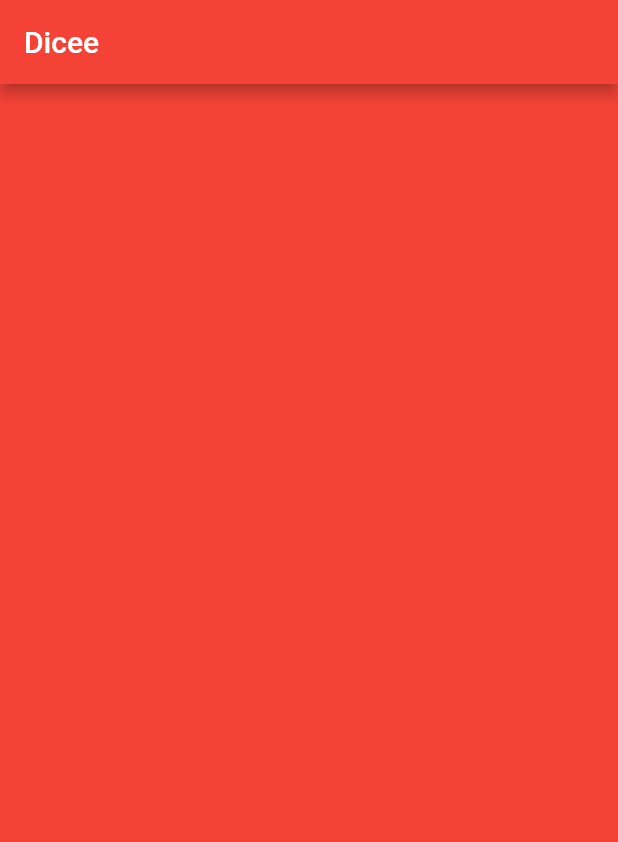
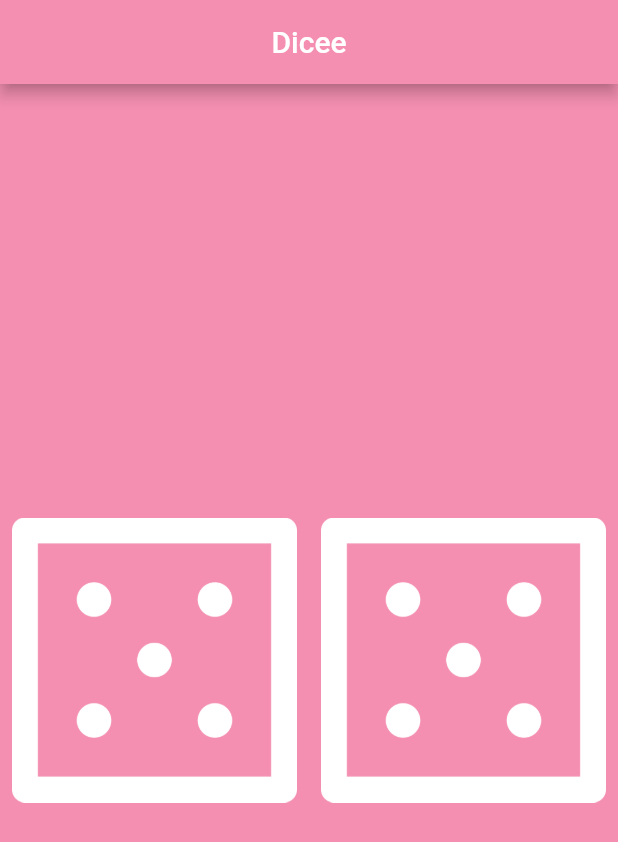
Before and after one commit to luisfelipesdn12/learning-flutter, a Flutter app: the screen it shows after launch, on a phone screen of 412 x 824 dp. Shown: the top 842 px of the screen. Run offline on Flutter 3.47's test engine with Material 2 defaults, Android fonts, the phone set to English and light mode, and no system bars.

Commit message:
feat: Add dice functionality

```diff
--- /dev/null
+++ b/dicee-flutter/lib/components/dice.dart
@@ -0,0 +1,35 @@
+import 'dart:math';
+
+import 'package:flutter/material.dart';
+
+class Dice extends StatefulWidget {
+  @override
+  _DiceState createState() => _DiceState();
+}
+
+class _DiceState extends State<Dice> {
+  int number = Random().nextInt(6) + 1;
+
+  void updateDiceNumber() {
+    setState(() {
+      int newNumber = Random().nextInt(6) + 1;
+
+      while (newNumber == number) {
+        newNumber = Random().nextInt(6) + 1;
+      }
+
+      number = newNumber;
+    });
+  }
+
+  @override
+  Widget build(BuildContext context) {
+    return TextButton(
+      onPressed: updateDiceNumber,
+      child: Image.asset('images/dice$number.png'),
+      style: ButtonStyle(
+        animationDuration: Duration(milliseconds: 100),
+      ),
+    );
+  }
+}
--- a/dicee-flutter/lib/main.dart
+++ b/dicee-flutter/lib/main.dart
@@ -1,23 +1,43 @@
+import 'package:dicee/components/dice.dart';
 import 'package:flutter/material.dart';
 
 void main() {
   return runApp(
-    MaterialApp(
+    DiceeApp(),
+  );
+}
+
+class DiceeApp extends StatelessWidget {
+  const DiceeApp({
+    Key key,
+  }) : super(key: key);
+
+  @override
+  Widget build(BuildContext context) {
+    return MaterialApp(
       home: Scaffold(
-        backgroundColor: Colors.red,
+        backgroundColor: Colors.pink[200],
         appBar: AppBar(
           title: Text('Dicee'),
-          backgroundColor: Colors.red,
+          backgroundColor: Colors.pink[200],
+          centerTitle: true,
         ),
         body: DicePage(),
       ),
-    ),
-  );
+    );
+  }
 }
 
 class DicePage extends StatelessWidget {
   @override
   Widget build(BuildContext context) {
-    return Container();
+    return Center(
+      child: Row(
+        children: [
+          Expanded(child: Dice()),
+          Expanded(child: Dice()),
+        ],
+      ),
+    );
   }
 }
```
